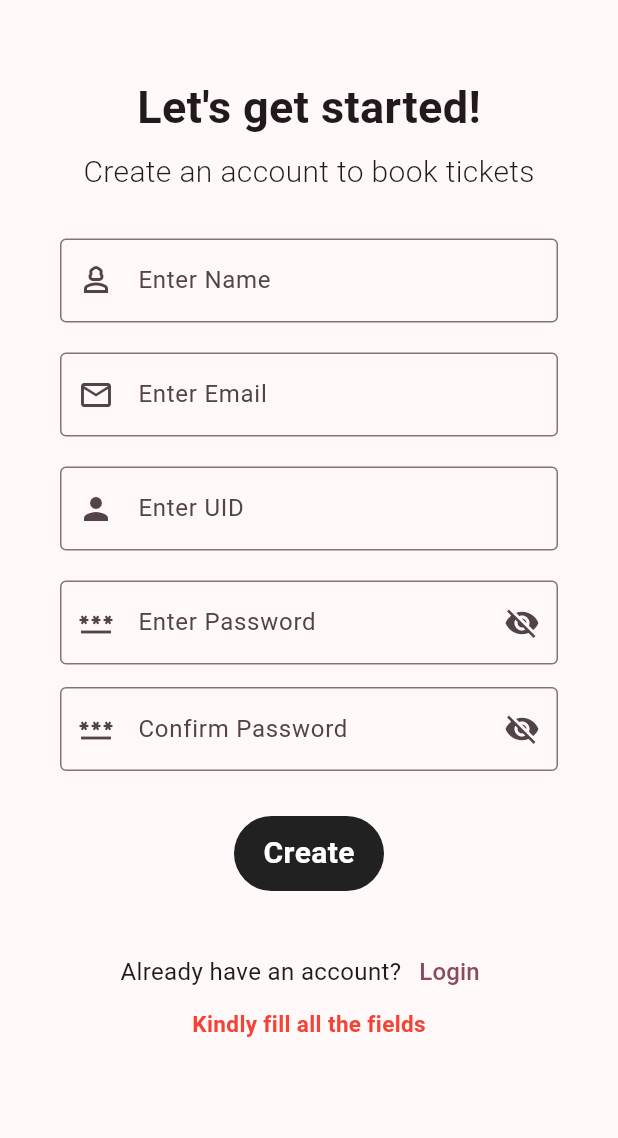
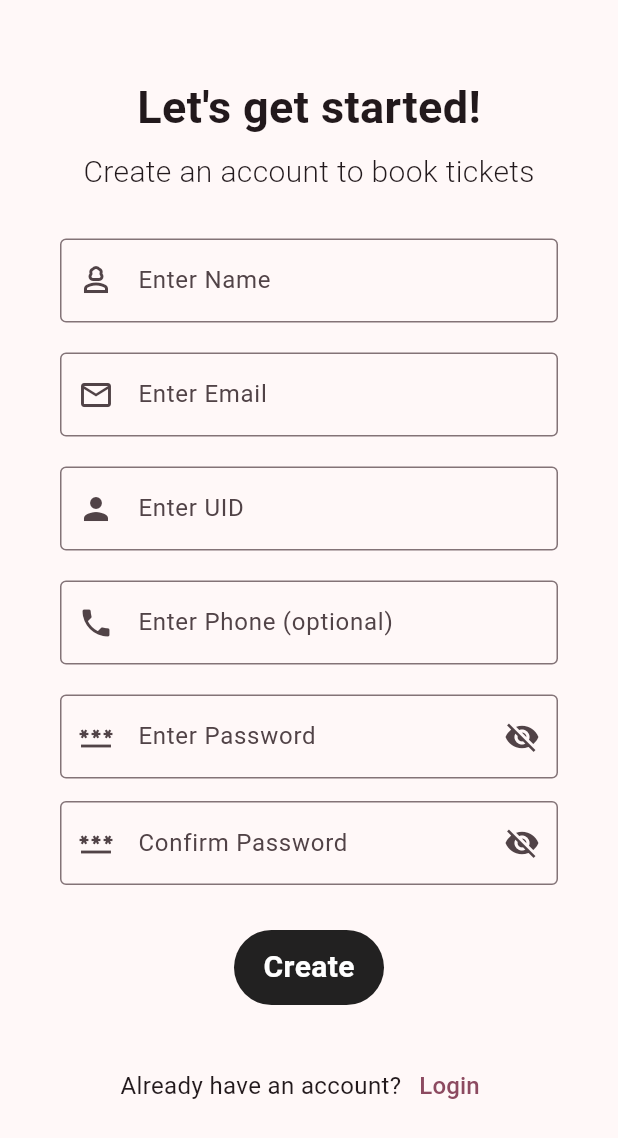
Before and after one commit to Kritiin5/seproject, a Flutter app: the SignUpPage screen opened by its route, after a tap on "Create", on a phone screen of 412 x 824 dp. Shown: the top 1138 px of the screen. Run offline on Flutter 3.47's test engine with Material 3 defaults, Android fonts, the phone set to English and light mode, and no system bars; our stand-ins replace pin_code_fields.

Commit message:
cleaned up code

```diff
--- a/lib/signup.dart
+++ b/lib/signup.dart
@@ -1,4 +1,9 @@
 // ignore_for_file: prefer_const_constructors
+
+// flaws so far (found by rd)
+// 1. tick mark icon not displaying on the click of the create button
+// 2. The app crashes when clicking on the 'Create' Button without displaying text in Visibility Class
+// PLS NOTE; DO NOT DELETE THE AWAIT FUTURE DELAYED FUNCTION AS IT IS AN VITAL PART OF THIS CODE
 
 import 'package:flutter/material.dart';
 import 'routes.dart';
@@ -13,18 +18,13 @@ class SignUpPageState extends State<SignUpPage> {
   TextEditingController uidController = TextEditingController();
   TextEditingController emailController = TextEditingController();
   TextEditingController passwordController = TextEditingController();
+  TextEditingController phoneController = TextEditingController();
 
   bool isButtonClicked = false;
   bool valid = false;
-  bool btnChange = false;
-  bool user = false;
-  bool pwd = false;
   bool isPwdVisible = false;
   bool isConfirmPwdVisible = false;
 
-  bool signUp = false;
-  bool forgotPwd = false;
-  String errorMsg = "";
   final _formKey = GlobalKey<FormState>();
 
   @override
@@ -95,7 +95,7 @@ class SignUpPageState extends State<SignUpPage> {
                   SizedBox(height: 20.0),
                   // Uid Input
                   TextFormField(
-                      controller: uidController,
+                      controller: phoneController,
                       validator: (value) {
                         if (value!.isEmpty) {
                           return "Uid field can't be empty";
@@ -109,6 +109,14 @@ class SignUpPageState extends State<SignUpPage> {
                           border: OutlineInputBorder(),
                           labelText: "Enter UID",
                           prefixIcon: Icon(Icons.person))),
+                  SizedBox(height: 20.0),
+                  // Phone number
+                  TextFormField(
+                      controller: uidController,
+                      decoration: InputDecoration(
+                          border: OutlineInputBorder(),
+                          labelText: "Enter Phone (optional)",
+                          prefixIcon: Icon(Icons.phone))),
                   SizedBox(height: 20.0),
                   // password
                   TextFormField(
@@ -169,45 +177,41 @@ class SignUpPageState extends State<SignUpPage> {
                   SizedBox(height: 30.0),
                   Material(
                     borderRadius: BorderRadius.circular(35),
-                    // color: Colors.deepPurple[700],
                     color: Colors.black87,
                     child: InkWell(
                       onTap: () async {
                         setState(() {
+                          print("create is clicked");
                           isButtonClicked = true;
                         });
 
-                        await Future.delayed(Duration(seconds: 3));
+                        await Future.delayed(Duration(seconds: 4));
 
                         if (_formKey.currentState!.validate()) {
                           valid = true;
                           print("name: ${nameController.text}");
                           print("Password: ${passwordController.text}");
+
+                        }
+                        if (valid) {
+                          Navigator.pushReplacementNamed(
+                              context, Routes.loginPage);
                         }
                         setState(() {
                           isButtonClicked = false;
                         });
                       },
                       child: AnimatedContainer(
-                        duration: Duration(seconds: 1),
+                        duration: Duration(seconds: 2),
                         height: 50.0,
-                        width: isButtonClicked && valid ? 50.0 : 100.0,
+                        width: isButtonClicked & valid ? 50.0 : 100.0,
                         alignment: Alignment.center,
-
-                        child: isButtonClicked && valid
-                            ? Icon(
-                                Icons.done,
-                                color: Colors.white,
-                              )
-                            : Text("Create",
-                                style: TextStyle(
-                                  color: Colors.white,
-                                  fontWeight: FontWeight.bold,
-                                  fontSize: 20,
-                                )),
-
-                        // decoration: BoxDecoration(
-                        //     color: Colors.purple[700]),
+                        child: Text("Create",
+                            style: TextStyle(
+                              color: Colors.white,
+                              fontWeight: FontWeight.bold,
+                              fontSize: 20,
+                            )),
                       ),
                     ),
                   ),
@@ -236,8 +240,8 @@ class SignUpPageState extends State<SignUpPage> {
                     visible: isButtonClicked,
                     child: Text(
                       valid
-                          ? "Account created successfully"
-                          : "Kindly fill all the fields", // ERROR: error msg is null everytime
+                          ? "Account created successfully "
+                          : "", // ERROR: error msg is null everytime
                       style: TextStyle(
                           color: valid ? Colors.green : Colors.red,
                           fontSize: 15,
```
